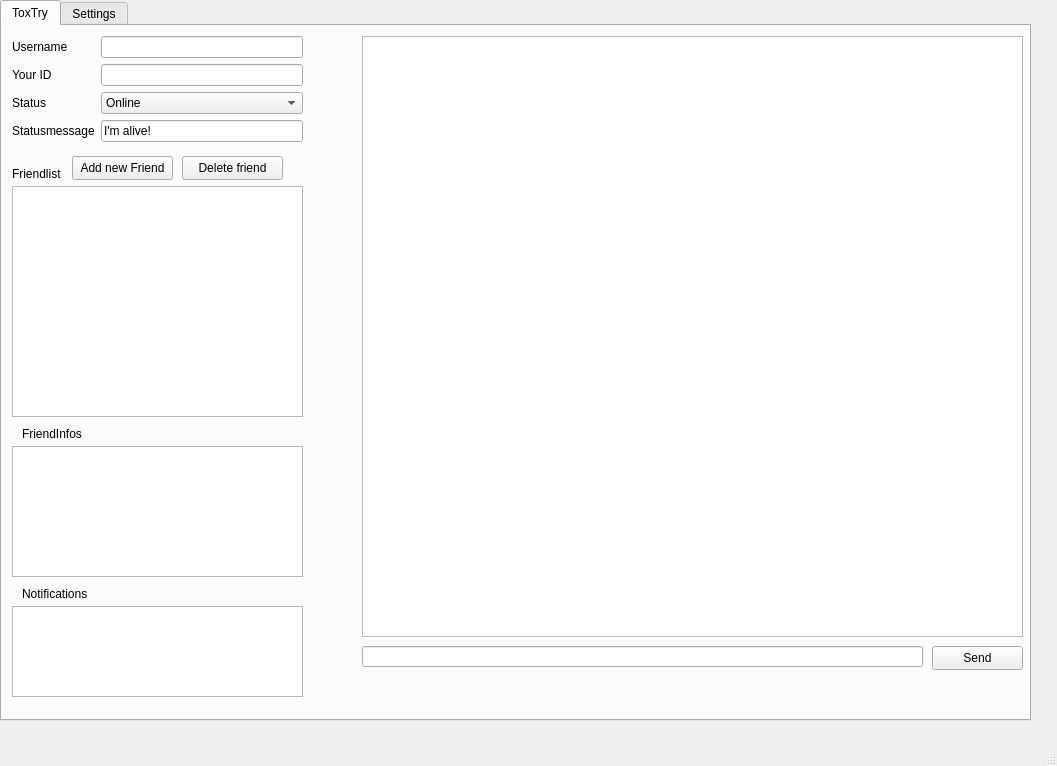
First picture: the form in ui/main.ui, repository hersche/tryToxic, before the edit.
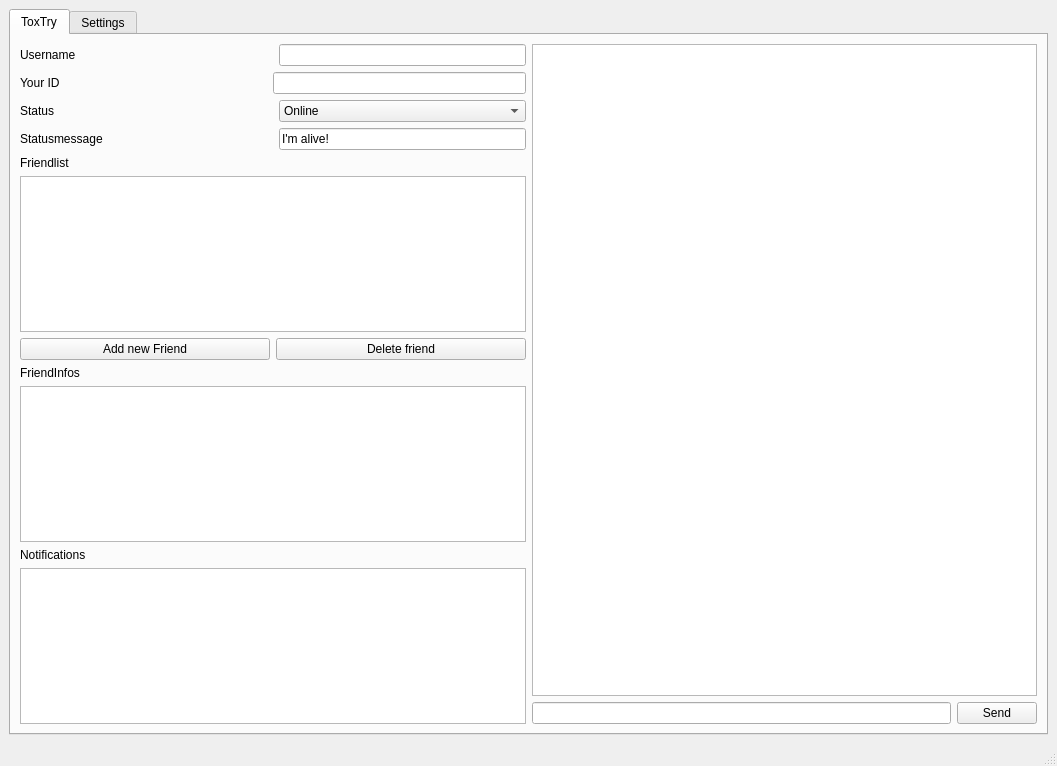
Second picture: the form after the edit. Icons and pictures are not drawn.

Commit message: make widgets in window dynamic-sized

Diff of the .ui file:
```diff
--- a/ui/main.ui
+++ b/ui/main.ui
@@ -10,19 +10,30 @@
     <height>766</height>
    </rect>
   </property>
+  <property name="sizePolicy">
+   <sizepolicy hsizetype="Expanding" vsizetype="Expanding">
+    <horstretch>0</horstretch>
+    <verstretch>0</verstretch>
+   </sizepolicy>
+  </property>
   <property name="windowTitle">
    <string>tryTox</string>
   </property>
   <widget class="QWidget" name="centralwidget">
+   <property name="sizePolicy">
+    <sizepolicy hsizetype="Expanding" vsizetype="Expanding">
+     <horstretch>0</horstretch>
+     <verstretch>0</verstretch>
+    </sizepolicy>
+   </property>
+   <layout class="QGridLayout" name="gridLayout_4">
+    <item row="0" column="0">
+     <layout class="QGridLayout" name="gridLayout_3">
+      <property name="sizeConstraint">
+       <enum>QLayout::SetMaximumSize</enum>
+      </property>
+      <item row="0" column="0">
    <widget class="QTabWidget" name="mainTab">
-    <property name="geometry">
-     <rect>
-      <x>0</x>
-      <y>0</y>
-      <width>1031</width>
-      <height>721</height>
-     </rect>
-    </property>
     <property name="sizePolicy">
      <sizepolicy hsizetype="Expanding" vsizetype="Expanding">
       <horstretch>0</horstretch>
@@ -33,6 +44,12 @@
      <number>0</number>
     </property>
     <widget class="QWidget" name="tab_9">
+         <property name="sizePolicy">
+          <sizepolicy hsizetype="Expanding" vsizetype="Expanding">
+           <horstretch>0</horstretch>
+           <verstretch>0</verstretch>
+          </sizepolicy>
+         </property>
      <attribute name="icon">
       <iconset>
        <normaloff>logo.jpg</normaloff>logo.jpg</iconset>
@@ -40,70 +57,66 @@
      <attribute name="title">
       <string>ToxTry</string>
      </attribute>
-     <widget class="QTextEdit" name="toxTryChat">
-      <property name="geometry">
-       <rect>
-        <x>360</x>
-        <y>10</y>
-        <width>661</width>
-        <height>601</height>
-       </rect>
-      </property>
-      <property name="frameShape">
-       <enum>QFrame::StyledPanel</enum>
-      </property>
-      <property name="frameShadow">
-       <enum>QFrame::Sunken</enum>
+         <layout class="QGridLayout" name="gridLayout_7">
+          <item row="0" column="0">
+           <layout class="QHBoxLayout" name="horizontalLayout">
+            <property name="sizeConstraint">
+             <enum>QLayout::SetMaximumSize</enum>
+            </property>
+            <item>
+             <layout class="QGridLayout" name="gridLayout">
+              <property name="sizeConstraint">
+               <enum>QLayout::SetMaximumSize</enum>
+              </property>
+              <item row="3" column="1">
+               <widget class="QPushButton" name="toxTryDeleteFriend">
+                <property name="sizePolicy">
+                 <sizepolicy hsizetype="Expanding" vsizetype="Fixed">
+                  <horstretch>0</horstretch>
+                  <verstretch>0</verstretch>
+                 </sizepolicy>
+                </property>
+                <property name="text">
+                 <string>Delete friend</string>
+                </property>
+               </widget>
+              </item>
+              <item row="1" column="0">
+               <widget class="QLabel" name="label_44">
+                <property name="text">
+                 <string>Friendlist</string>
+                </property>
+               </widget>
+              </item>
+              <item row="2" column="0" colspan="2">
+               <widget class="QListWidget" name="toxTryFriends"/>
+              </item>
+              <item row="5" column="0" colspan="2">
+               <widget class="QTextEdit" name="toxTryFriendInfos">
+                <property name="documentTitle">
+                 <string notr="true"/>
+                </property>
+                <property name="undoRedoEnabled">
+                 <bool>false</bool>
       </property>
       <property name="readOnly">
        <bool>true</bool>
       </property>
      </widget>
-     <widget class="QLineEdit" name="toxTrySendText">
-      <property name="geometry">
-       <rect>
-        <x>360</x>
-        <y>620</y>
-        <width>561</width>
-        <height>21</height>
-       </rect>
-      </property>
-     </widget>
-     <widget class="QPushButton" name="toxTrySendButton">
-      <property name="geometry">
-       <rect>
-        <x>930</x>
-        <y>620</y>
-        <width>91</width>
-        <height>24</height>
-       </rect>
-      </property>
-      <property name="text">
-       <string>Send</string>
-      </property>
-     </widget>
-     <widget class="QListWidget" name="toxTryFriends">
-      <property name="geometry">
-       <rect>
-        <x>10</x>
-        <y>160</y>
-        <width>291</width>
-        <height>231</height>
-       </rect>
-      </property>
-     </widget>
-     <widget class="QWidget" name="gridLayoutWidget_5">
-      <property name="geometry">
-       <rect>
-        <x>10</x>
-        <y>10</y>
-        <width>291</width>
-        <height>107</height>
-       </rect>
-      </property>
+              </item>
+              <item row="0" column="0" colspan="2">
       <layout class="QGridLayout" name="gridLayout_5">
+                <property name="sizeConstraint">
+                 <enum>QLayout::SetMaximumSize</enum>
+                </property>
        <item row="3" column="0">
         <widget class="QLabel" name="label_25">
+                  <property name="sizePolicy">
+                   <sizepolicy hsizetype="Expanding" vsizetype="Preferred">
+                    <horstretch>0</horstretch>
+                    <verstretch>0</verstretch>
+                   </sizepolicy>
+                  </property>
          <property name="text">
           <string>Your ID</string>
          </property>
@@ -123,14 +136,24 @@
          </property>
         </widget>
        </item>
-       <item row="3" column="2">
-        <widget class="QLineEdit" name="toxTryId"/>
-       </item>
        <item row="0" column="2">
-        <widget class="QLineEdit" name="toxTryUsername"/>
+                 <widget class="QLineEdit" name="toxTryUsername">
+                  <property name="sizePolicy">
+                   <sizepolicy hsizetype="Expanding" vsizetype="MinimumExpanding">
+                    <horstretch>0</horstretch>
+                    <verstretch>0</verstretch>
+                   </sizepolicy>
+                  </property>
+                 </widget>
        </item>
        <item row="4" column="2">
         <widget class="QComboBox" name="toxTryStatus">
+                  <property name="sizePolicy">
+                   <sizepolicy hsizetype="Expanding" vsizetype="Expanding">
+                    <horstretch>0</horstretch>
+                    <verstretch>0</verstretch>
+                   </sizepolicy>
+                  </property>
          <item>
           <property name="text">
            <string>Online</string>
@@ -157,138 +180,136 @@
        </item>
        <item row="5" column="2">
         <widget class="QLineEdit" name="toxTryStatusMessage">
+                  <property name="sizePolicy">
+                   <sizepolicy hsizetype="Expanding" vsizetype="Expanding">
+                    <horstretch>0</horstretch>
+                    <verstretch>0</verstretch>
+                   </sizepolicy>
+                  </property>
          <property name="text">
           <string>I'm alive!</string>
          </property>
         </widget>
        </item>
-      </layout>
-     </widget>
-     <widget class="QLabel" name="label_44">
-      <property name="geometry">
-       <rect>
-        <x>10</x>
-        <y>140</y>
-        <width>101</width>
-        <height>16</height>
-       </rect>
-      </property>
-      <property name="text">
-       <string>Friendlist</string>
-      </property>
-     </widget>
-     <widget class="QLabel" name="label_45">
-      <property name="geometry">
-       <rect>
-        <x>20</x>
-        <y>400</y>
-        <width>111</width>
-        <height>16</height>
-       </rect>
-      </property>
-      <property name="text">
-       <string>FriendInfos</string>
-      </property>
-     </widget>
-     <widget class="QTextEdit" name="toxTryFriendInfos">
-      <property name="geometry">
-       <rect>
-        <x>10</x>
-        <y>420</y>
-        <width>291</width>
-        <height>131</height>
-       </rect>
-      </property>
-      <property name="documentTitle">
-       <string notr="true"/>
-      </property>
-      <property name="undoRedoEnabled">
-       <bool>false</bool>
-      </property>
-      <property name="readOnly">
-       <bool>true</bool>
-      </property>
-     </widget>
-     <widget class="QTextEdit" name="toxTryNotifications">
-      <property name="geometry">
-       <rect>
-        <x>10</x>
-        <y>580</y>
-        <width>291</width>
-        <height>91</height>
-       </rect>
-      </property>
-      <property name="documentTitle">
-       <string notr="true"/>
-      </property>
-      <property name="undoRedoEnabled">
-       <bool>false</bool>
-      </property>
-      <property name="readOnly">
-       <bool>true</bool>
-      </property>
-      <property name="html">
-       <string>&lt;!DOCTYPE HTML PUBLIC &quot;-//W3C//DTD HTML 4.0//EN&quot; &quot;http://www.w3.org/TR/REC-html40/strict.dtd&quot;&gt;
-&lt;html&gt;&lt;head&gt;&lt;meta name=&quot;qrichtext&quot; content=&quot;1&quot; /&gt;&lt;style type=&quot;text/css&quot;&gt;
-p, li { white-space: pre-wrap; }
-&lt;/style&gt;&lt;/head&gt;&lt;body style=&quot; font-family:'Ubuntu'; font-size:9pt; font-weight:400; font-style:normal;&quot;&gt;
-&lt;p style=&quot;-qt-paragraph-type:empty; margin-top:0px; margin-bottom:0px; margin-left:0px; margin-right:0px; -qt-block-indent:0; text-indent:0px; font-family:'Sans Serif';&quot;&gt;&lt;br /&gt;&lt;/p&gt;&lt;/body&gt;&lt;/html&gt;</string>
-      </property>
-     </widget>
-     <widget class="QPushButton" name="toxTryDeleteFriend">
-      <property name="geometry">
-       <rect>
-        <x>180</x>
-        <y>130</y>
-        <width>101</width>
-        <height>24</height>
-       </rect>
-      </property>
-      <property name="text">
-       <string>Delete friend</string>
-      </property>
-     </widget>
+                <item row="3" column="1" colspan="2">
+                 <widget class="QLineEdit" name="toxTryId">
+                  <property name="sizePolicy">
+                   <sizepolicy hsizetype="Expanding" vsizetype="Expanding">
+                    <horstretch>0</horstretch>
+                    <verstretch>0</verstretch>
+                   </sizepolicy>
+                  </property>
+                 </widget>
+                </item>
+               </layout>
+              </item>
+              <item row="6" column="0">
      <widget class="QLabel" name="label_47">
-      <property name="geometry">
-       <rect>
-        <x>20</x>
-        <y>560</y>
-        <width>111</width>
-        <height>16</height>
-       </rect>
-      </property>
       <property name="text">
        <string>Notifications</string>
       </property>
      </widget>
+              </item>
+              <item row="3" column="0">
      <widget class="QPushButton" name="toxTryNewFriendRequest">
-      <property name="geometry">
-       <rect>
-        <x>70</x>
-        <y>130</y>
-        <width>101</width>
-        <height>24</height>
-       </rect>
+                <property name="sizePolicy">
+                 <sizepolicy hsizetype="Expanding" vsizetype="Fixed">
+                  <horstretch>0</horstretch>
+                  <verstretch>0</verstretch>
+                 </sizepolicy>
       </property>
       <property name="text">
        <string>Add new Friend</string>
       </property>
      </widget>
+              </item>
+              <item row="4" column="0">
+               <widget class="QLabel" name="label_45">
+                <property name="text">
+                 <string>FriendInfos</string>
+                </property>
+               </widget>
+              </item>
+              <item row="7" column="0" colspan="2">
+               <widget class="QTextEdit" name="toxTryNotifications">
+                <property name="documentTitle">
+                 <string notr="true"/>
+                </property>
+                <property name="undoRedoEnabled">
+                 <bool>false</bool>
+                </property>
+                <property name="readOnly">
+                 <bool>true</bool>
+                </property>
+                <property name="html">
+                 <string>&lt;!DOCTYPE HTML PUBLIC &quot;-//W3C//DTD HTML 4.0//EN&quot; &quot;http://www.w3.org/TR/REC-html40/strict.dtd&quot;&gt;
+&lt;html&gt;&lt;head&gt;&lt;meta name=&quot;qrichtext&quot; content=&quot;1&quot; /&gt;&lt;style type=&quot;text/css&quot;&gt;
+p, li { white-space: pre-wrap; }
+&lt;/style&gt;&lt;/head&gt;&lt;body style=&quot; font-family:'Ubuntu'; font-size:9pt; font-weight:400; font-style:normal;&quot;&gt;
+&lt;p style=&quot;-qt-paragraph-type:empty; margin-top:0px; margin-bottom:0px; margin-left:0px; margin-right:0px; -qt-block-indent:0; text-indent:0px; font-family:'Sans Serif';&quot;&gt;&lt;br /&gt;&lt;/p&gt;&lt;/body&gt;&lt;/html&gt;</string>
+                </property>
+               </widget>
+              </item>
+             </layout>
+            </item>
+            <item>
+             <layout class="QGridLayout" name="gridLayout_2">
+              <property name="sizeConstraint">
+               <enum>QLayout::SetMaximumSize</enum>
+              </property>
+              <item row="1" column="0">
+               <widget class="QLineEdit" name="toxTrySendText"/>
+              </item>
+              <item row="1" column="1">
+               <widget class="QPushButton" name="toxTrySendButton">
+                <property name="text">
+                 <string>Send</string>
+                </property>
+               </widget>
+              </item>
+              <item row="0" column="0" colspan="2">
+               <widget class="QTextEdit" name="toxTryChat">
+                <property name="frameShape">
+                 <enum>QFrame::StyledPanel</enum>
+                </property>
+                <property name="frameShadow">
+                 <enum>QFrame::Sunken</enum>
+                </property>
+                <property name="readOnly">
+                 <bool>true</bool>
+                </property>
+               </widget>
+              </item>
+             </layout>
+            </item>
+           </layout>
+          </item>
+         </layout>
     </widget>
     <widget class="QWidget" name="settings">
+         <property name="sizePolicy">
+          <sizepolicy hsizetype="Expanding" vsizetype="Expanding">
+           <horstretch>0</horstretch>
+           <verstretch>0</verstretch>
+          </sizepolicy>
+         </property>
      <attribute name="title">
       <string>Settings</string>
      </attribute>
-     <widget class="QWidget" name="formLayoutWidget_7">
-      <property name="geometry">
-       <rect>
-        <x>10</x>
-        <y>10</y>
-        <width>351</width>
-        <height>251</height>
-       </rect>
-      </property>
+         <layout class="QGridLayout" name="gridLayout_6">
+          <item row="0" column="0">
+           <layout class="QHBoxLayout" name="horizontalLayout_2">
+            <property name="sizeConstraint">
+             <enum>QLayout::SetMaximumSize</enum>
+            </property>
+            <item>
       <layout class="QFormLayout" name="formLayout_7">
+              <property name="sizeConstraint">
+               <enum>QLayout::SetMaximumSize</enum>
+              </property>
+              <property name="fieldGrowthPolicy">
+               <enum>QFormLayout::ExpandingFieldsGrow</enum>
+              </property>
        <property name="labelAlignment">
         <set>Qt::AlignLeading|Qt::AlignLeft|Qt::AlignVCenter</set>
        </property>
@@ -309,16 +330,16 @@
          </property>
         </widget>
        </item>
-       <item row="5" column="0">
-        <widget class="QLabel" name="label_27">
-         <property name="text">
-          <string>Value</string>
-         </property>
-        </widget>
-       </item>
        <item row="4" column="1">
         <widget class="QLineEdit" name="configKey"/>
        </item>
+              <item row="5" column="0">
+               <widget class="QLabel" name="label_27">
+                <property name="text">
+                 <string>Value</string>
+                </property>
+               </widget>
+              </item>
        <item row="5" column="1">
         <widget class="QLineEdit" name="configValue"/>
        </item>
@@ -344,16 +365,9 @@
         </widget>
        </item>
       </layout>
-     </widget>
+            </item>
+            <item>
      <widget class="QTextEdit" name="textEdit">
-      <property name="geometry">
-       <rect>
-        <x>380</x>
-        <y>10</y>
-        <width>501</width>
-        <height>251</height>
-       </rect>
-      </property>
       <property name="undoRedoEnabled">
        <bool>false</bool>
       </property>
@@ -372,8 +386,16 @@
 &lt;p style=&quot;-qt-paragraph-type:empty; margin-top:12px; margin-bottom:12px; margin-left:0px; margin-right:0px; -qt-block-indent:0; text-indent:0px; font-family:'Sans Serif';&quot;&gt;&lt;br /&gt;&lt;/p&gt;&lt;/body&gt;&lt;/html&gt;</string>
       </property>
      </widget>
-    </widget>
-   </widget>
+            </item>
+           </layout>
+          </item>
+         </layout>
+        </widget>
+       </widget>
+      </item>
+     </layout>
+    </item>
+   </layout>
   </widget>
   <widget class="QMenuBar" name="menubar">
    <property name="geometry">
```
Lines whose indentation alone changed are shown as unchanged. The commit also changes 1 other file.
